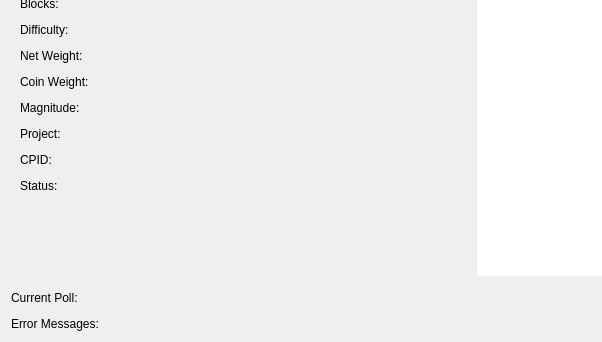
First picture: the form in src/qt/forms/overviewpage.ui, repository gridcoin-community/Gridcoin-Research, before the edit; both pictures show x 0 to 602 and y 217 to 559 of the 948 by 559 pixel window.
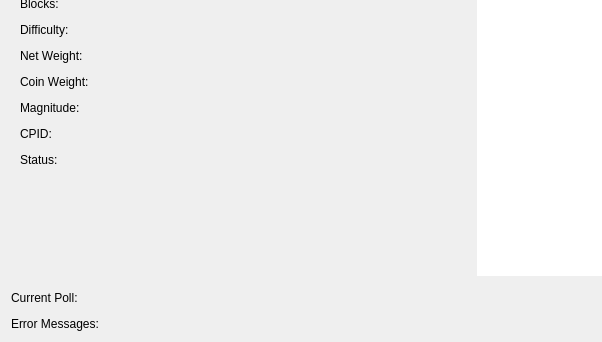
Second picture: the form after the edit. Custom widgets are drawn as their Qt base class.

Commit message:
Remove misleading global project status
Gridcoin doesn't mine projects--it associates research rewards with a
CPID independently of a particular project. Refereshing a meaningless
project in the UI adds unnecessary complexity.

```diff
--- a/src/qt/forms/overviewpage.ui
+++ b/src/qt/forms/overviewpage.ui
@@ -344,20 +344,13 @@
              </widget>
             </item>
             <item row="5" column="0">
-             <widget class="QLabel" name="label_14">
-              <property name="text">
-               <string>Project:</string>
-              </property>
-             </widget>
-            </item>
-            <item row="6" column="0">
              <widget class="QLabel" name="label_15">
               <property name="text">
                <string>CPID:</string>
               </property>
              </widget>
             </item>
-            <item row="7" column="0">
+            <item row="6" column="0">
              <widget class="QLabel" name="label_16">
               <property name="text">
                <string>Status:</string>
@@ -385,16 +378,6 @@
              </widget>
             </item>
             <item row="5" column="1">
-             <widget class="QLabel" name="labelProject">
-              <property name="text">
-               <string notr="true"/>
-              </property>
-              <property name="textInteractionFlags">
-               <set>Qt::LinksAccessibleByMouse|Qt::TextSelectableByKeyboard|Qt::TextSelectableByMouse</set>
-              </property>
-             </widget>
-            </item>
-            <item row="6" column="1">
              <widget class="QLabel" name="labelCpid">
               <property name="text">
                <string notr="true"/>
@@ -404,7 +387,7 @@
               </property>
              </widget>
             </item>
-            <item row="7" column="1">
+            <item row="6" column="1">
              <widget class="QLabel" name="labelStatus">
               <property name="text">
                <string notr="true"/>
```
The commit also changes 3 other files.
